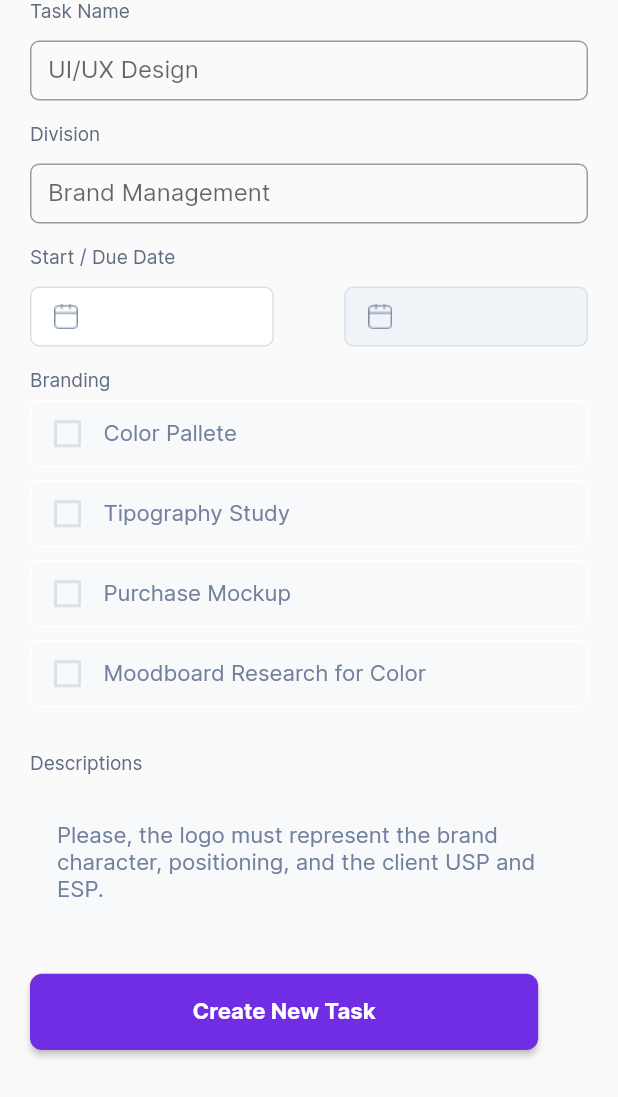
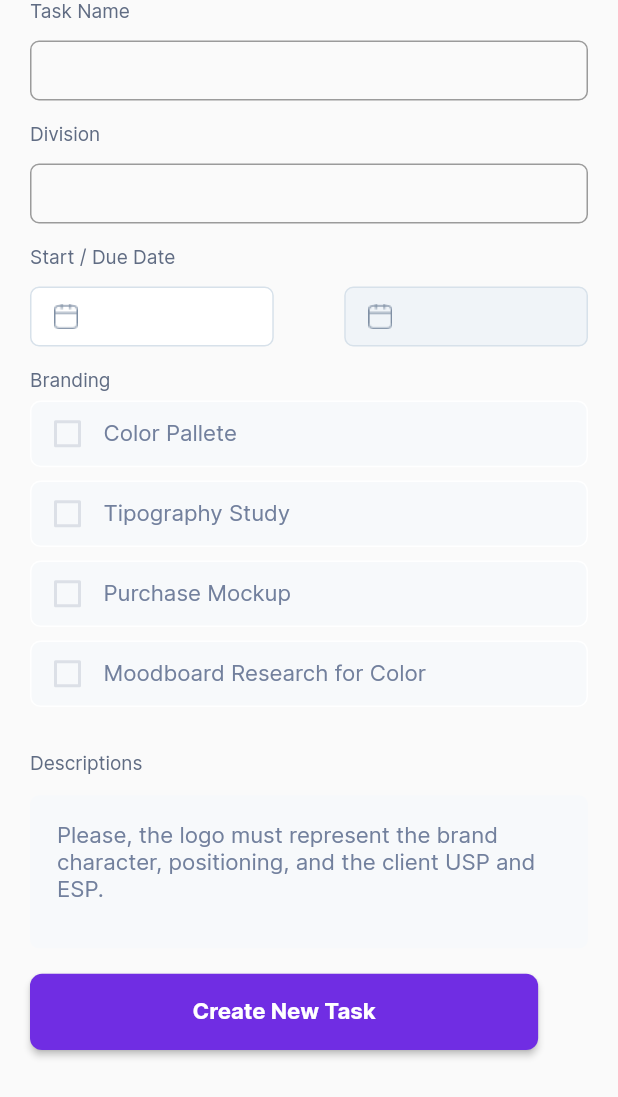
Before and after one commit to yotsuba4/task_management_mobile, a Flutter app: the BuildCreateTask widget shown alone on an empty page, opened directly, on a phone screen of 412 x 824 dp. Shown: the top 1097 px of the screen. Run offline on Flutter 3.47's test engine with Material 2 defaults, Android fonts, the phone set to English and light mode, and no system bars; our stand-ins replace dotted_border, flutter_screenutil, get, image_picker, percent_indicator, sqflite and 1 more; accounts and stored records are empty.

Commit message:
fix input text

```diff
--- a/lib/screen/create_task/widget/build_create_task.dart
+++ b/lib/screen/create_task/widget/build_create_task.dart
@@ -36,7 +36,17 @@ class BuildCreateTask extends StatelessWidget {
             child: TextField(
               controller: TodoController.instance.todonameInput,
               decoration: InputDecoration(
-                labelText: "UI/UX Design",
+                focusedBorder: OutlineInputBorder(
+                  borderSide: BorderSide(
+                      color: Color(0xffD7E1EA),
+                      style: BorderStyle.solid,
+                      width: 1),
+                ),
+                // labelText: "UI/UX Design",
+                /*  labelStyle: TextStyle(
+                    fontSize: ScreenUtil().setSp(12),
+                    color: AppColor.grey5,
+                    fontWeight: FontWeight.w400), */
                 border: OutlineInputBorder(
                   borderRadius: BorderRadius.circular(6),
                   borderSide: BorderSide(
@@ -68,7 +78,13 @@ class BuildCreateTask extends StatelessWidget {
             child: TextField(
               controller: TodoController.instance.tododivisionInput,
               decoration: InputDecoration(
-                labelText: "Brand Management",
+                //   labelText: "Brand Management",
+                focusedBorder: OutlineInputBorder(
+                  borderSide: BorderSide(
+                      color: Color(0xffD7E1EA),
+                      style: BorderStyle.solid,
+                      width: 1),
+                ),
                 border: OutlineInputBorder(
                   borderRadius: BorderRadius.circular(6),
                   borderSide: BorderSide(
```
